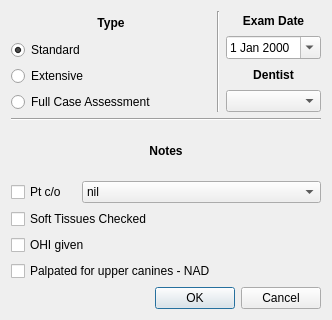
Qt form src/openmolar/qt-designer/exam_wizard.ui (rowinggolfer/openmolar1) before a commit.
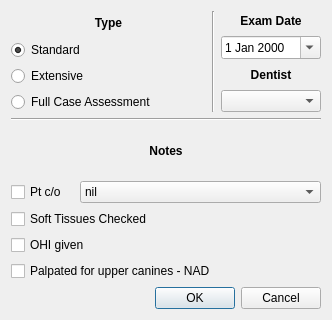
The same form after that commit.

```diff
--- a/src/openmolar/qt-designer/exam_wizard.ui
+++ b/src/openmolar/qt-designer/exam_wizard.ui
@@ -83,8 +83,14 @@
       </widget>
      </item>
      <item>
-      <widget class="QDateEdit" name="dateEdit" >
-       <property name="calendarPopup" >
+      <widget class="QDateEdit" name="dateEdit">
+       <property name="minimumSize">
+        <size>
+         <width>100</width>
+         <height>0</height>
+        </size>
+       </property>
+       <property name="calendarPopup">
         <bool>true</bool>
        </property>
       </widget>
```
Left out of the diff: 141 changed lines with no effect on the pictures.
